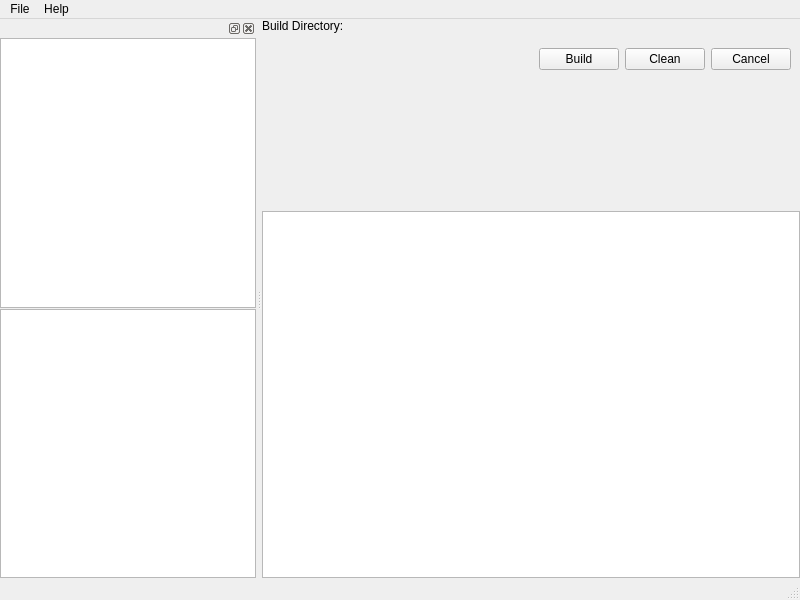
ABBAPOH/qbs-ui, file mainwindow.ui: the form before one commit.
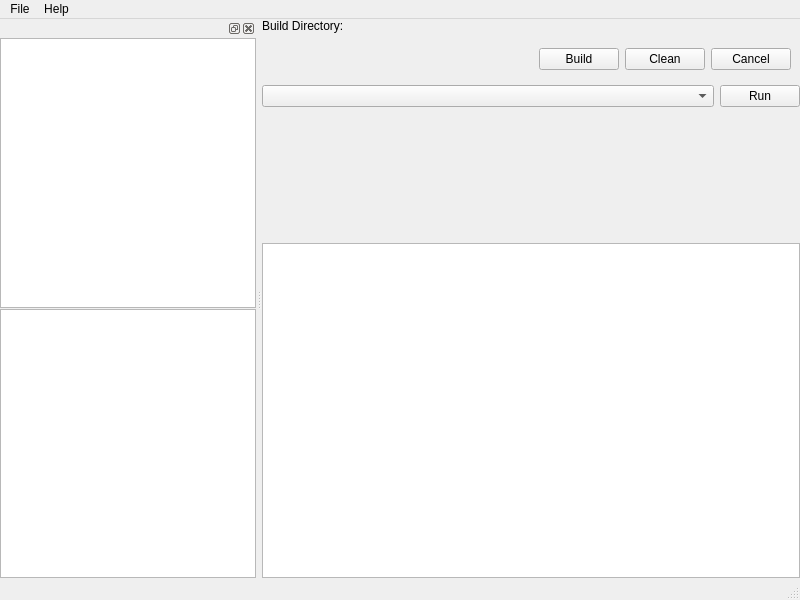
The form after the commit. Custom widgets are drawn as their Qt base class.

The edit to the form file:
```diff
--- a/mainwindow.ui
+++ b/mainwindow.ui
@@ -40,6 +40,13 @@
       </property>
       <widget class="QWidget" name="widget_2" native="true">
        <layout class="QGridLayout" name="gridLayout">
+        <item row="0" column="0">
+         <widget class="QLabel" name="buildDirLabel">
+          <property name="text">
+           <string>Build Directory:</string>
+          </property>
+         </widget>
+        </item>
         <item row="2" column="0" colspan="3">
          <widget class="QWidget" name="widget" native="true">
           <property name="minimumSize">
@@ -108,14 +115,7 @@
           </property>
          </widget>
         </item>
-        <item row="0" column="0">
-         <widget class="QLabel" name="buildDirLabel">
-          <property name="text">
-           <string>Build Directory:</string>
-          </property>
-         </widget>
-        </item>
-        <item row="3" column="0">
+        <item row="4" column="0">
          <spacer name="verticalSpacer">
           <property name="orientation">
            <enum>Qt::Vertical</enum>
@@ -128,6 +128,47 @@
           </property>
          </spacer>
         </item>
+        <item row="3" column="0" colspan="3">
+         <widget class="QWidget" name="widget_3" native="true">
+          <property name="minimumSize">
+           <size>
+            <width>0</width>
+            <height>0</height>
+           </size>
+          </property>
+          <layout class="QHBoxLayout" name="horizontalLayout_2">
+           <property name="leftMargin">
+            <number>0</number>
+           </property>
+           <property name="topMargin">
+            <number>0</number>
+           </property>
+           <property name="rightMargin">
+            <number>0</number>
+           </property>
+           <property name="bottomMargin">
+            <number>0</number>
+           </property>
+           <item>
+            <widget class="QComboBox" name="productsComboBox">
+             <property name="sizePolicy">
+              <sizepolicy hsizetype="Expanding" vsizetype="Fixed">
+               <horstretch>0</horstretch>
+               <verstretch>0</verstretch>
+              </sizepolicy>
+             </property>
+            </widget>
+           </item>
+           <item>
+            <widget class="QPushButton" name="runButton">
+             <property name="text">
+              <string>Run</string>
+             </property>
+            </widget>
+           </item>
+          </layout>
+         </widget>
+        </item>
        </layout>
       </widget>
       <widget class="QPlainTextEdit" name="plainTextEdit"/>
```
